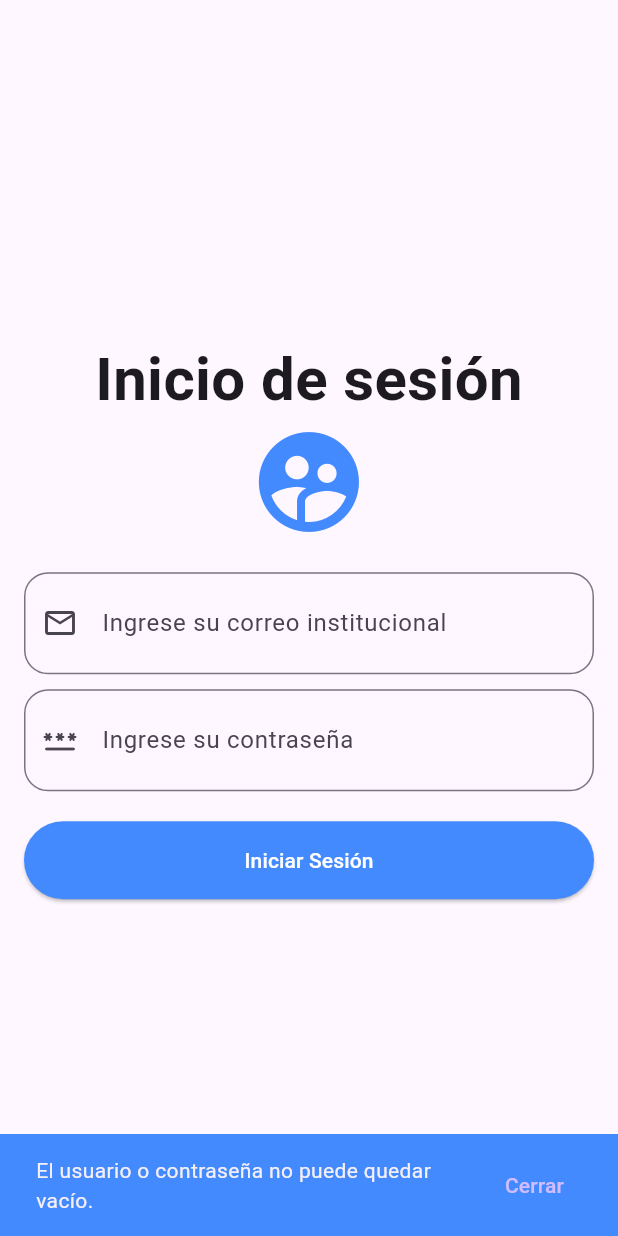
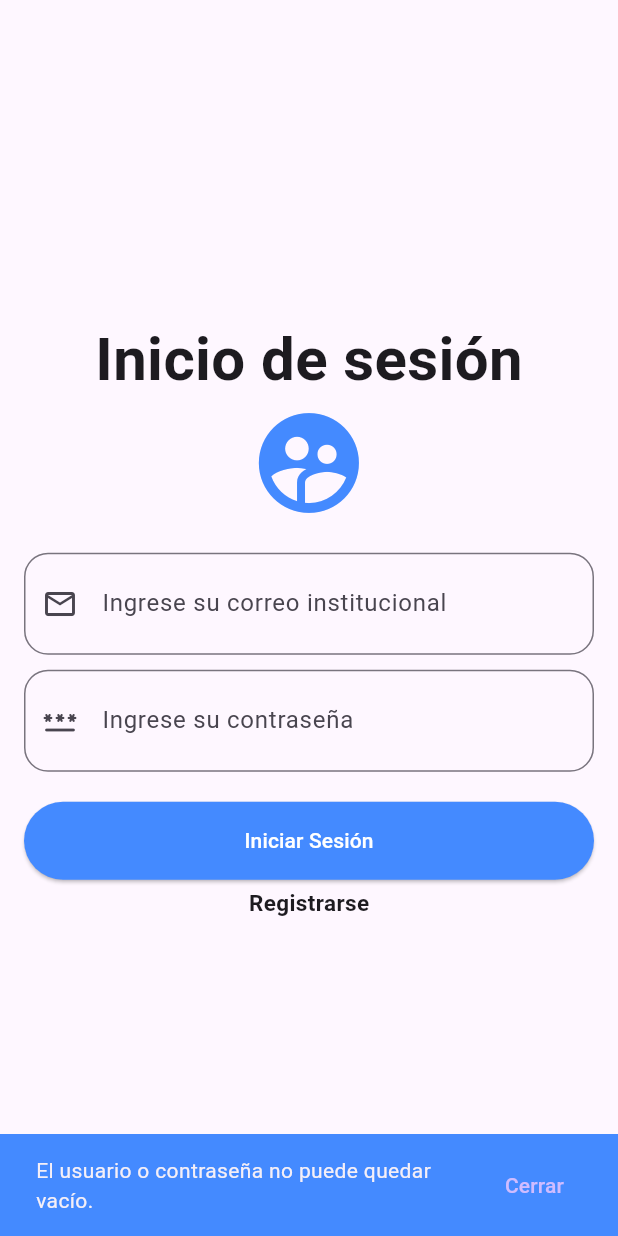
Before and after one commit to Bryan01Cruz/Tareas-Lenguajes-Programacion, a Flutter app: the screen it shows after launch, after a tap on "Iniciar Sesión", on a phone screen of 412 x 824 dp. Run offline on Flutter 3.47's test engine with Material 3 defaults, Android fonts, the phone set to English and light mode, and no system bars; our stand-ins replace go_router.

Commit message:
Realizando algunos cambios

```diff
--- a/tarea_login/lib/main.dart
+++ b/tarea_login/lib/main.dart
@@ -1,6 +1,7 @@
 import 'package:flutter/material.dart';
 import 'package:flutter/services.dart';
 import 'package:go_router/go_router.dart';
+import 'package:tarea_login/views/home_page.dart';
 import 'package:tarea_login/views/login_page.dart';
 import 'package:tarea_login/views/register_page.dart';
 
@@ -41,7 +42,7 @@ class MyApp extends StatelessWidget {
                 name: 'home',
                 path: '/home',
                 builder: (context, state){
-                  return;
+                  return HomePage();
                 },
               )
             ]
--- a/tarea_login/lib/views/login_page.dart
+++ b/tarea_login/lib/views/login_page.dart
@@ -1,6 +1,7 @@
 import 'package:flutter/material.dart';
-
+import 'package:tarea_login/views/home_page.dart';
 import 'package:go_router/go_router.dart';
+import 'package:tarea_login/views/register_page.dart';
 import 'package:tarea_login/widgets/textfield.dart';
 
 
@@ -74,7 +75,7 @@ class LoginPage extends StatelessWidget {
                       return;
                     }
 
-                    if (! controlUsuario.text.contains('@')) {
+                    if (! controlUsuario.text.contains('@unah.hn')) {
                       ScaffoldMessenger.of(context).showSnackBar(
                         SnackBar(
                           backgroundColor: Colors.red,
@@ -87,11 +88,22 @@ class LoginPage extends StatelessWidget {
                       );
                       return;
                     }
-                    context.goNamed('registro');
+                    context.goNamed('home');
 
                   },
                   child: const Text('Iniciar Sesión'),
-                ),)
+                ),),
+                SizedBox(height: 5,),
+                GestureDetector(
+                  onTap: () {
+                  Navigator.push(
+                  context,
+                  MaterialPageRoute(builder: (context) => RegisterPage()),
+                  );
+                },
+                child: Text('Registrarse',style: TextStyle(fontSize: 15, fontWeight: FontWeight.bold),
+                ),
+              )
               ],
             ),
           ),
--- a/tarea_login/lib/views/register_page.dart
+++ b/tarea_login/lib/views/register_page.dart
@@ -60,7 +60,7 @@ class RegisterPage extends StatelessWidget {
                   keyboardType: TextInputType.visiblePassword,
                   borderRadius: BorderRadius.circular(16),
                   label: 'Ingrese una contraseña',
-                  hintText: 'Contraseña',
+                  hintText: 'Número de cuenta',
                   contentPadding: EdgeInsets.all(22),
                   ),
                 SizedBox(height: 20,),
```
